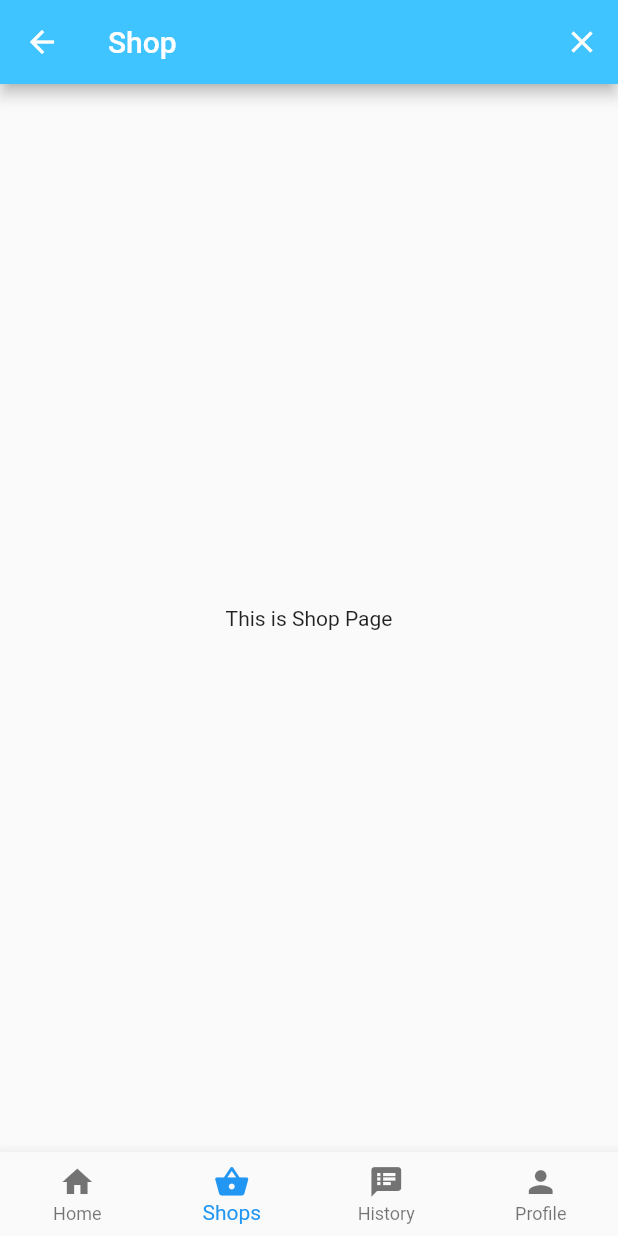
After one commit to EkamSinghPandher/Grab-N-Go-Students, a Flutter app: the PageLogic screen opened by its route, item 2 of the bottom bar chosen, after a tap on the "close" icon, on a phone screen of 412 x 824 dp. The commit adds this screen. Run offline on Flutter 3.47's test engine with Material 2 defaults, Android fonts, the phone set to English and light mode, and no system bars; our stand-ins replace animated_text_kit.

Commit message:
Navigation bars and main pages are inside

```diff
--- a/StudentApp/lib/login/login_screen.dart
+++ b/StudentApp/lib/login/login_screen.dart
@@ -1,4 +1,5 @@
 import 'package:StudentApp/components/roundedButton.dart';
+import 'package:StudentApp/main_pages/page_logic.dart';
 import 'package:flutter/material.dart';
 import 'package:StudentApp/constants.dart';
 
@@ -54,7 +55,9 @@ class _LoginScreenState extends State<LoginScreen> {
             RoundedButton(
               title: 'Log In',
               color: Colors.lightBlueAccent,
-              onPressed: () {},
+              onPressed: () {
+                Navigator.pushNamed(context, PageLogic.id);
+              },
             )
           ],
         ),
--- a/StudentApp/lib/main.dart
+++ b/StudentApp/lib/main.dart
@@ -2,7 +2,8 @@ import 'package:flutter/material.dart';
 import 'package:StudentApp/login/welcome_screen.dart';
 import 'package:StudentApp/login/login_screen.dart';
 import 'package:StudentApp/login/registration_screen.dart';
-import 'package:StudentApp/home/home_screen.dart';
+import 'package:StudentApp/main_pages/home_screen.dart';
+import 'main_pages/page_logic.dart';
 
 void main() {
   runApp(GrabNGo());
@@ -17,7 +18,7 @@ class GrabNGo extends StatelessWidget {
         WelcomeScreen.id: (context) => WelcomeScreen(),
         LoginScreen.id: (context) => LoginScreen(),
         RegistrationScreen.id: (context) => RegistrationScreen(),
-        HomeScreen.id: (context) => HomeScreen(),
+        PageLogic.id: (context) => PageLogic(),
       },
     );
   }
--- /dev/null
+++ b/StudentApp/lib/main_pages/home_screen.dart
@@ -0,0 +1,32 @@
+import 'package:flutter/material.dart';
+
+class HomeScreen extends StatefulWidget {
+  static const String id = 'home_screen';
+  @override
+  _HomeScreenState createState() => _HomeScreenState();
+}
+
+class _HomeScreenState extends State<HomeScreen> {
+  @override
+  Widget build(BuildContext context) {
+    return Scaffold(
+      appBar: AppBar(
+        leading: null,
+        actions: <Widget>[
+          IconButton(
+              icon: Icon(Icons.close),
+              onPressed: () {
+                //Implement logout functionality
+              }),
+        ],
+        title: Text('Home'),
+        backgroundColor: Colors.lightBlueAccent,
+      ),
+      body: SafeArea(
+        child: Center(
+          child: Text('This is Home Page'),
+        ),
+      ),
+    );
+  }
+}
--- /dev/null
+++ b/StudentApp/lib/main_pages/page_logic.dart
@@ -0,0 +1,55 @@
+import 'package:StudentApp/main_pages/history_screen.dart';
+import 'package:StudentApp/main_pages/home_screen.dart';
+import 'package:StudentApp/main_pages/profile_screen.dart';
+import 'package:StudentApp/main_pages/shop_screen.dart';
+import 'package:flutter/material.dart';
+
+class PageLogic extends StatefulWidget {
+  static const String id = 'page_logic';
+  @override
+  _PageLogicState createState() => _PageLogicState();
+}
+
+class _PageLogicState extends State<PageLogic> {
+  int _currentIndex = 0;
+  final List<Widget> _children = [
+    HomeScreen(),
+    ShopScreen(),
+    HistoryScreen(),
+    ProfileScreen(),
+  ];
+
+  @override
+  Widget build(BuildContext context) {
+    return Scaffold(
+      body: _children[_currentIndex],
+      bottomNavigationBar: BottomNavigationBar(
+        currentIndex: _currentIndex,
+        type: BottomNavigationBarType.fixed,
+        items: [
+          BottomNavigationBarItem(
+            icon: Icon(Icons.home),
+            title: Text('Home'),
+          ),
+          BottomNavigationBarItem(
+            icon: Icon(Icons.shopping_basket),
+            title: Text('Shops'),
+          ),
+          BottomNavigationBarItem(
+            icon: Icon(Icons.speaker_notes),
+            title: Text('History'),
+          ),
+          BottomNavigationBarItem(
+            icon: Icon(Icons.person),
+            title: Text('Profile'),
+          ),
+        ],
+        onTap: (index) {
+          setState(() {
+            _currentIndex = index;
+          });
+        },
+      ),
+    );
+  }
+}
--- /dev/null
+++ b/StudentApp/lib/main_pages/shop_screen.dart
@@ -0,0 +1,31 @@
+import 'package:flutter/material.dart';
+
+class ShopScreen extends StatefulWidget {
+  @override
+  _ShopScreenState createState() => _ShopScreenState();
+}
+
+class _ShopScreenState extends State<ShopScreen> {
+  @override
+  Widget build(BuildContext context) {
+    return Scaffold(
+      appBar: AppBar(
+        leading: null,
+        actions: <Widget>[
+          IconButton(
+              icon: Icon(Icons.close),
+              onPressed: () {
+                //Implement logout functionality
+              }),
+        ],
+        title: Text('Shop'),
+        backgroundColor: Colors.lightBlueAccent,
+      ),
+      body: SafeArea(
+        child: Center(
+          child: Text('This is Shop Page'),
+        ),
+      ),
+    );
+  }
+}
```
Also changed, not shown: StudentApp/lib/home/home_screen.dart (deleted, +0 -61 lines), StudentApp/lib/login/registration_screen.dart (+6 -1 lines), StudentApp/lib/main_pages/history_screen.dart (added, +31 -0 lines), StudentApp/lib/main_pages/profile_screen.dart (added, +31 -0 lines), 1 other file.
